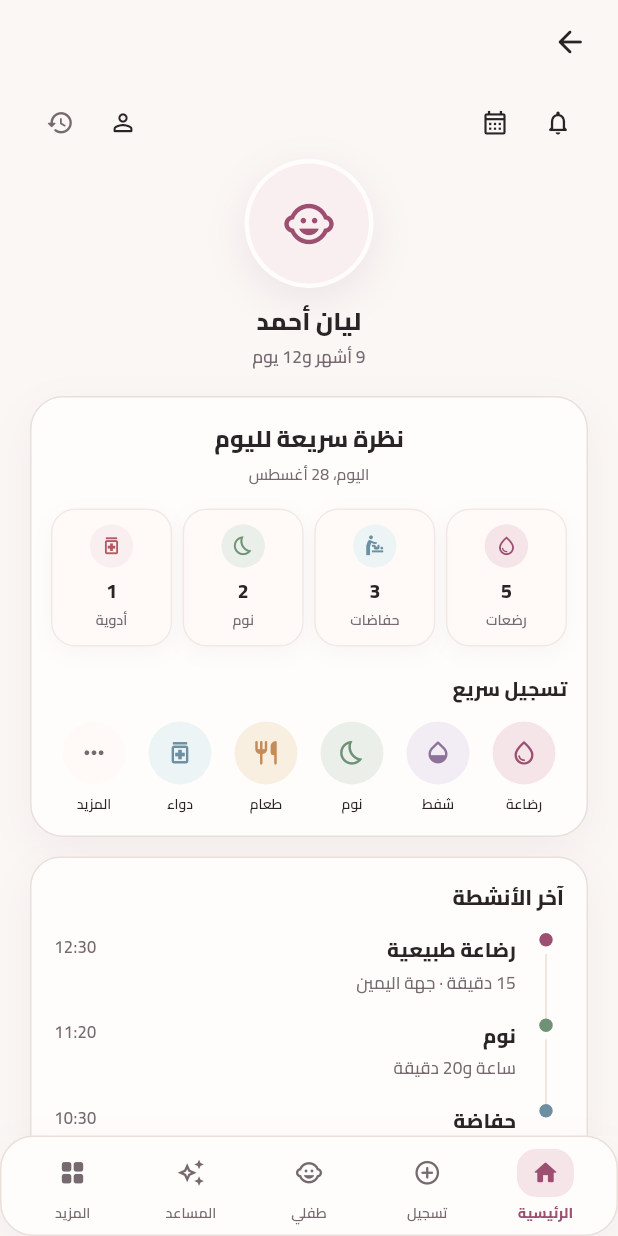
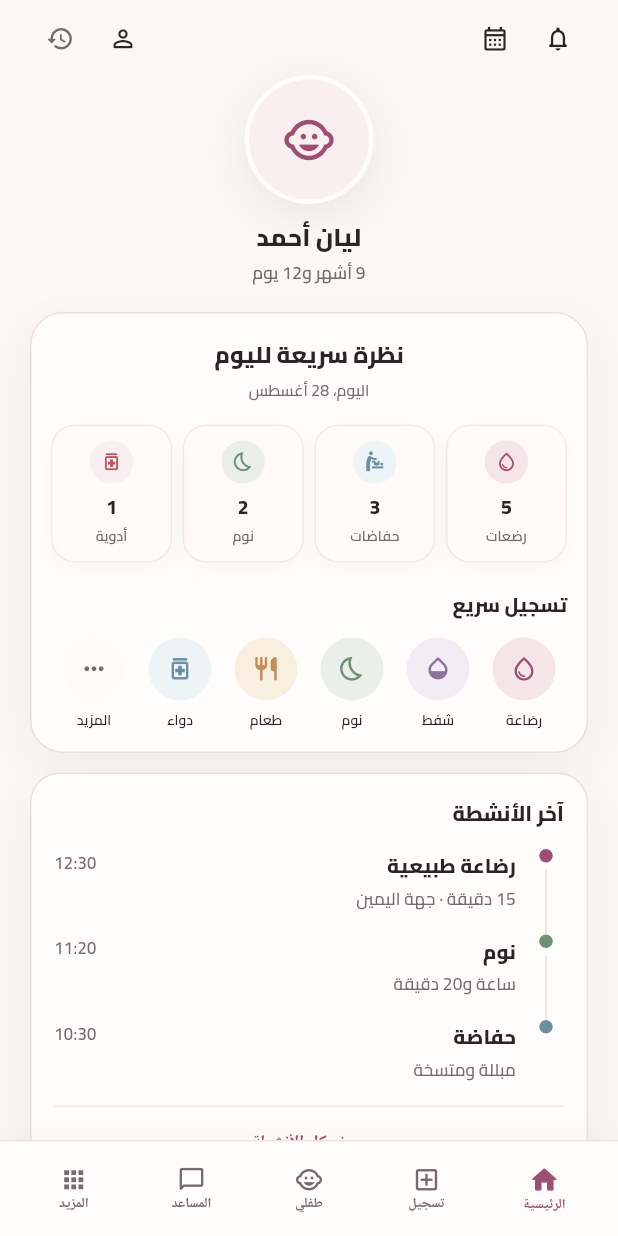
Before and after one commit to amohamed-alt/Numuw, a Flutter app: the PreviewHomeScreen screen opened directly, on a phone screen of 412 x 824 dp. Run offline on Flutter 3.47's test engine with Material 3 defaults, Android fonts, the phone set to English and light mode, and no system bars; drawn by our look-alikes of flutter_animate; our stand-ins replace fl_chart, flutter_local_notifications, package_info_plus, pdf, printing, share_plus and 3 more; accounts and stored records are empty.

Commit message:
fix(preview): use production navigation and home framing

```diff
--- a/lib/screens/design_preview/full/preview_home.dart
+++ b/lib/screens/design_preview/full/preview_home.dart
@@ -1,8 +1,8 @@
 import 'package:flutter/material.dart';
 
 import '../../../core/app_colors.dart';
+import '../../../widgets/app_bottom_navigation.dart';
 import '../../../widgets/classy/classy_home_view.dart';
-import '../../../widgets/numuw_classy_components.dart';
 import 'preview_shared.dart';
 
 class PreviewHomeScreen extends StatelessWidget {
@@ -13,10 +13,11 @@ class PreviewHomeScreen extends StatelessWidget {
   @override
   Widget build(BuildContext context) => PreviewScreenScaffold(
     black: black,
-    showBack: true,
-    bottom: const Padding(
-      padding: EdgeInsets.zero,
-      child: NumuwBottomBarPreview(selectedIndex: 0),
+    showBack: false,
+    padding: const EdgeInsetsDirectional.fromSTEB(20, 4, 20, 18),
+    bottom: AppBottomNavigation(
+      selectedIndex: 0,
+      onChanged: (_) {},
     ),
     child: ClassyHomeView(
       data: const ClassyHomeViewData(
```
